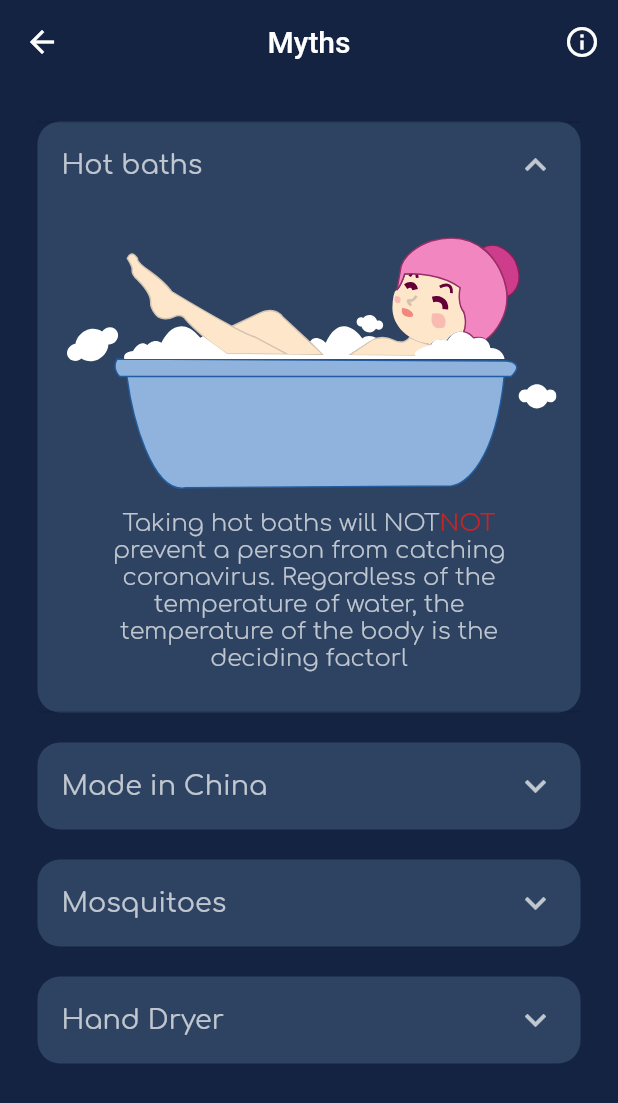
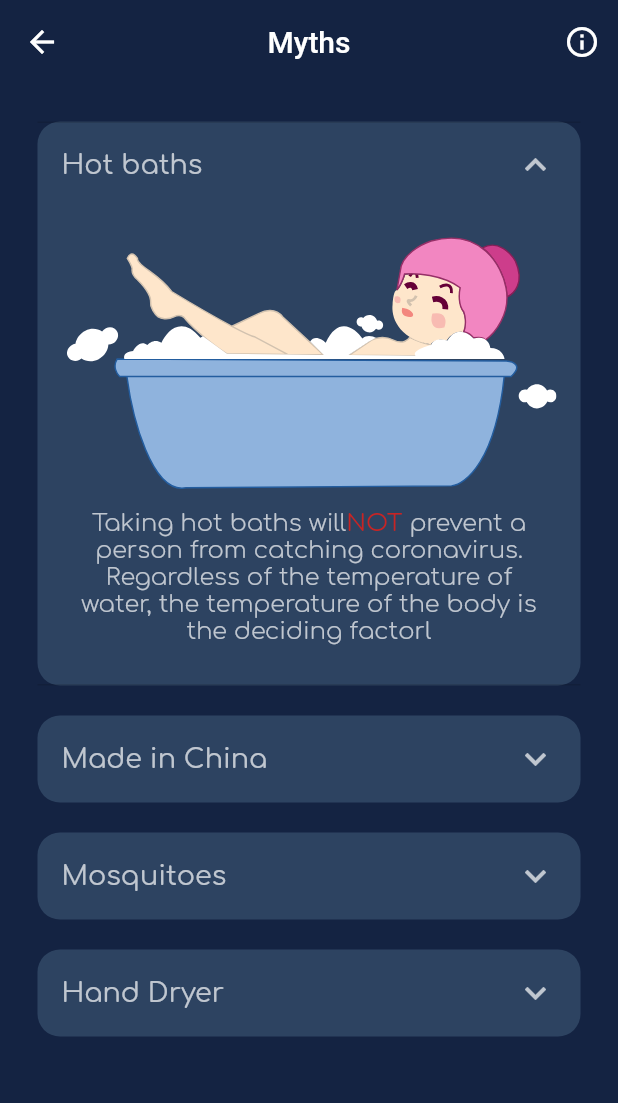
Before and after one commit to pandeykamlendra42/covid_now, a Flutter app: the MythsPage screen opened by its route, after a tap on "Hot baths", on a phone screen of 412 x 824 dp. Shown: the top 1103 px of the screen. Run offline on Flutter 3.47's test engine with Material 2 defaults, Android fonts, the phone set to English and light mode, and no system bars; our stand-ins replace charts_flutter, device_preview, firebase_messaging, fl_chart, flutter_local_notifications, flutter_svg and 2 more; missing offline and left inert: flutter_country_picker; accounts and stored records are empty.

Commit message:
text correction

```diff
--- a/lib/src/modules/info/screens/myths_page.dart
+++ b/lib/src/modules/info/screens/myths_page.dart
@@ -131,7 +131,7 @@ class _MythsPageState extends State<MythsPage> {
   final _FAQListItems = [
     {
       "title": "Hot baths",
-      "desc1": "Taking hot baths will NOT",
+      "desc1": "Taking hot baths will",
       "richText": "NOT",
       "desc2":
           " prevent a person from catching coronavirus. Regardless of the temperature of water, the temperature of the body is the deciding factorl",
--- a/lib/src/modules/numbers/screens/stats_page.dart
+++ b/lib/src/modules/numbers/screens/stats_page.dart
@@ -65,7 +65,7 @@ class _StatsPageState extends State<StatsPage> {
                 margin: EdgeInsets.only(top: 5, bottom: 15),
                 alignment: Alignment.centerLeft,
                 child: Text(
-                  "Countries",
+                  "Statistics",
                   style: TextStyle(
                       fontFamily: CustomAppTheme.fontName,
                       color: Colors.white,
```
